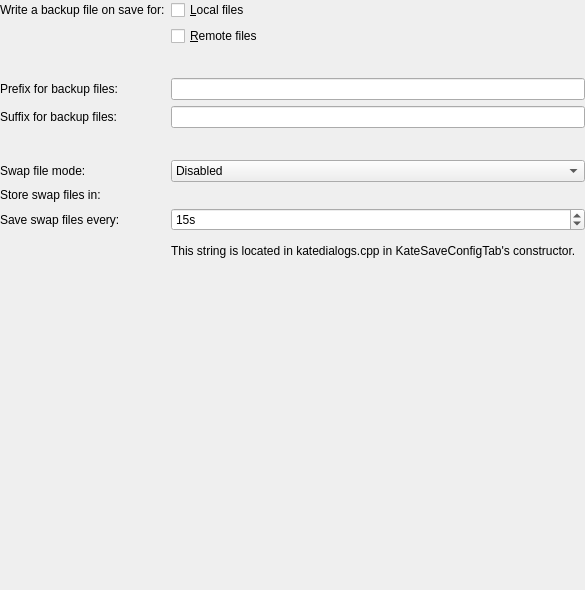
Qt form src/dialogs/opensaveconfigadvwidget.ui (KDE/ktexteditor) before a commit.
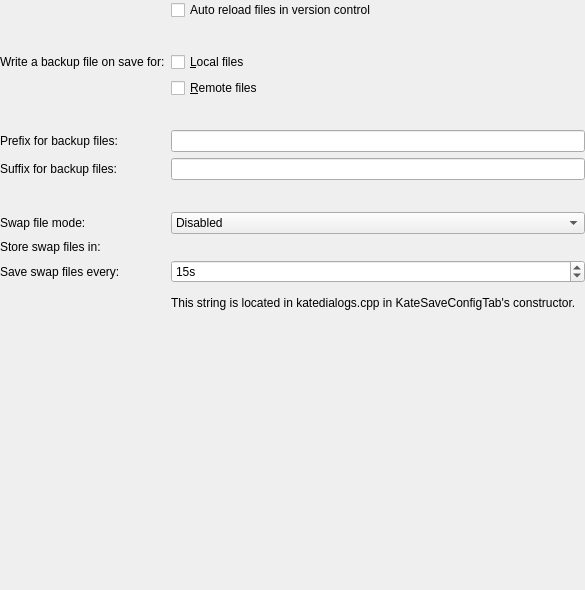
The same form after that commit. Custom widgets are drawn as their Qt base class.

```diff
--- a/src/dialogs/opensaveconfigadvwidget.ui
+++ b/src/dialogs/opensaveconfigadvwidget.ui
@@ -29,6 +29,20 @@
       <number>0</number>
      </property>
      <item row="0" column="1">
+      <widget class="QCheckBox" name="chkAutoReloadVersionControl">
+       <property name="text">
+        <string>Auto reload files in version control</string>
+       </property>
+      </widget>
+     </item>
+     <item row="2" column="0">
+      <widget class="QLabel" name="label">
+       <property name="text">
+        <string>Write a backup file on save for:</string>
+       </property>
+      </widget>
+     </item>
+     <item row="2" column="1">
       <widget class="QCheckBox" name="chkBackupLocalFiles">
        <property name="whatsThis">
         <string>If this option is enabled, backups for local files will be created when saving.</string>
@@ -38,7 +52,7 @@
        </property>
       </widget>
      </item>
-     <item row="1" column="1">
+     <item row="3" column="1">
       <widget class="QCheckBox" name="chkBackupRemoteFiles">
        <property name="whatsThis">
         <string>If this option is enabled, backups for remote files will be created when saving.</string>
@@ -48,21 +62,23 @@
        </property>
       </widget>
      </item>
-     <item row="0" column="0">
-      <widget class="QLabel" name="label">
-       <property name="text">
-        <string>Write a backup file on save for:</string>
+     <item row="4" column="1">
+      <spacer name="verticalSpacer_2">
+       <property name="orientation">
+        <enum>Qt::Vertical</enum>
        </property>
-      </widget>
-     </item>
-     <item row="3" column="1">
-      <widget class="QLineEdit" name="edtBackupPrefix">
-       <property name="whatsThis">
-        <string>Enter the prefix to prepend to the backup file names.</string>
+       <property name="sizeType">
+        <enum>QSizePolicy::Fixed</enum>
        </property>
-      </widget>
+       <property name="sizeHint" stdset="0">
+        <size>
+         <width>20</width>
+         <height>20</height>
+        </size>
+       </property>
+      </spacer>
      </item>
-     <item row="3" column="0">
+     <item row="5" column="0">
       <widget class="QLabel" name="label_5">
        <property name="text">
         <string>Prefix for backup files:</string>
@@ -72,14 +88,14 @@
        </property>
       </widget>
      </item>
-     <item row="4" column="1">
-      <widget class="QLineEdit" name="edtBackupSuffix">
+     <item row="5" column="1">
+      <widget class="QLineEdit" name="edtBackupPrefix">
        <property name="whatsThis">
         <string>Enter the suffix to append to the backup file names.</string>
        </property>
       </widget>
      </item>
-     <item row="4" column="0">
+     <item row="6" column="0">
       <widget class="QLabel" name="label_6">
        <property name="text">
         <string>Suffix for backup files:</string>
@@ -89,23 +105,40 @@
        </property>
       </widget>
      </item>
-     <item row="5" column="1">
-      <spacer name="verticalSpacer">
-       <property name="orientation">
-        <enum>Qt::Vertical</enum>
-       </property>
-       <property name="sizeType">
-        <enum>QSizePolicy::Fixed</enum>
-       </property>
-       <property name="sizeHint" stdset="0">
-        <size>
-         <width>20</width>
-         <height>20</height>
-        </size>
-       </property>
-      </spacer>
-     </item>
      <item row="6" column="1">
+      <widget class="QLineEdit" name="edtBackupSuffix">
+       <property name="whatsThis">
+        <string>Enter the suffix to append to the backup file names.</string>
+       </property>
+      </widget>
+     </item>
+     <item row="7" column="1">
+      <spacer name="verticalSpacer">
+       <property name="orientation">
+        <enum>Qt::Vertical</enum>
+       </property>
+       <property name="sizeType">
+        <enum>QSizePolicy::Fixed</enum>
+       </property>
+       <property name="sizeHint" stdset="0">
+        <size>
+         <width>20</width>
+         <height>20</height>
+        </size>
+       </property>
+      </spacer>
+     </item>
+     <item row="8" column="0">
+      <widget class="QLabel" name="lblSwapFileMode">
+       <property name="text">
+        <string>Swap file mode:</string>
+       </property>
+       <property name="buddy">
+        <cstring>cmbSwapFileMode</cstring>
+       </property>
+      </widget>
+     </item>
+     <item row="8" column="1">
       <widget class="QComboBox" name="cmbSwapFileMode">
        <item>
         <property name="text">
@@ -124,17 +157,17 @@
        </item>
       </widget>
      </item>
-     <item row="6" column="0">
-      <widget class="QLabel" name="lblSwapFileMode">
+     <item row="9" column="0">
+      <widget class="QLabel" name="lblSwapDirectory">
        <property name="text">
-        <string>Swap file mode:</string>
+        <string>Store swap files in:</string>
        </property>
        <property name="buddy">
         <cstring>cmbSwapFileMode</cstring>
        </property>
       </widget>
      </item>
-     <item row="7" column="1">
+     <item row="9" column="1">
       <widget class="KUrlRequester" name="kurlSwapDirectory">
        <property name="enabled">
         <bool>false</bool>
@@ -144,17 +177,17 @@
        </property>
       </widget>
      </item>
-     <item row="7" column="0">
-      <widget class="QLabel" name="lblSwapDirectory">
+     <item row="10" column="0">
+      <widget class="QLabel" name="lblSwapFileSync">
        <property name="text">
-        <string>Store swap files in:</string>
+        <string>Save swap files every:</string>
        </property>
        <property name="buddy">
         <cstring>kurlSwapDirectory</cstring>
        </property>
       </widget>
      </item>
-     <item row="8" column="1">
+     <item row="10" column="1">
       <widget class="QSpinBox" name="spbSwapFileSync">
        <property name="specialValueText">
         <string>Disabled</string>
@@ -176,17 +209,7 @@
        </property>
       </widget>
      </item>
-     <item row="8" column="0">
-      <widget class="QLabel" name="lblSwapFileSync">
-       <property name="text">
-        <string>Save swap files every:</string>
-       </property>
-       <property name="buddy">
-        <cstring>spbSwapFileSync</cstring>
-       </property>
-      </widget>
-     </item>
-     <item row="9" column="1">
+     <item row="11" column="1">
       <widget class="QLabel" name="lblExplanatory">
        <property name="sizePolicy">
         <sizepolicy hsizetype="Expanding" vsizetype="Preferred">
@@ -205,14 +228,11 @@
        </property>
       </widget>
      </item>
-     <item row="2" column="1">
-      <spacer name="verticalSpacer_2">
+     <item row="1" column="1">
+      <spacer name="verticalSpacer_3">
        <property name="orientation">
         <enum>Qt::Vertical</enum>
        </property>
-       <property name="sizeType">
-        <enum>QSizePolicy::Fixed</enum>
-       </property>
        <property name="sizeHint" stdset="0">
         <size>
          <width>20</width>
```
Left out of the diff: 6 changed lines with no effect on the pictures.
